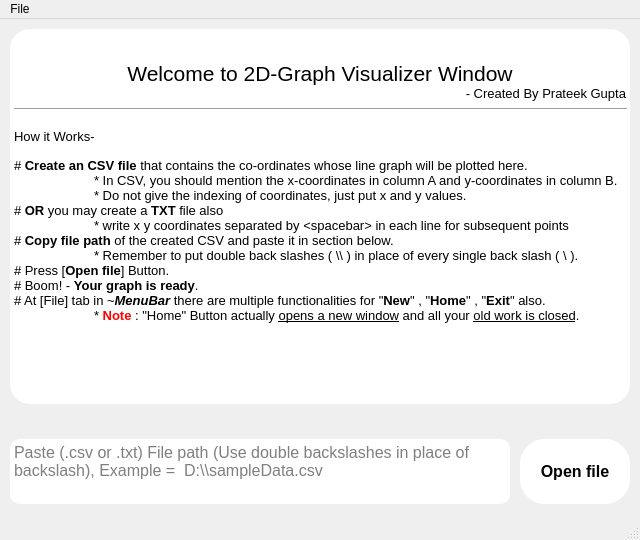
The window that mainwindow.ui (Prateekphi/2D_Graph_Visualizer) describes before a commit, drawn with Qt 5.
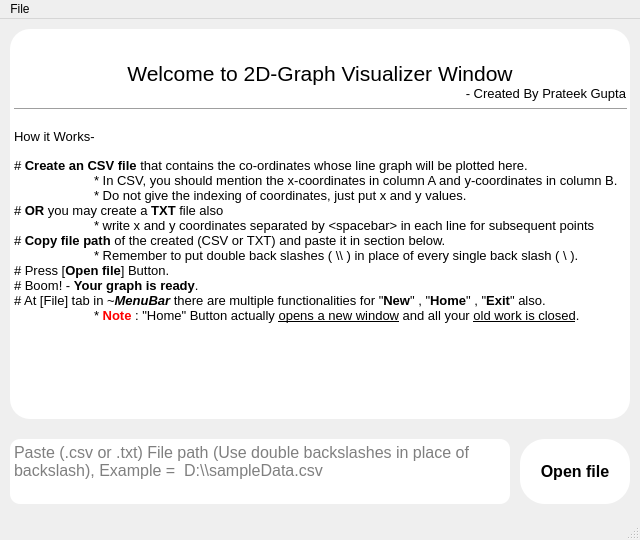
The same window after the commit.

Diff of the .ui file:
```diff
--- a/mainwindow.ui
+++ b/mainwindow.ui
@@ -149,7 +149,7 @@
       <x>10</x>
       <y>10</y>
       <width>620</width>
-      <height>375</height>
+      <height>390</height>
      </rect>
     </property>
     <property name="styleSheet">
@@ -173,8 +173,8 @@
 &lt;p style=&quot; margin-top:0px; margin-bottom:0px; margin-left:0px; margin-right:0px; -qt-block-indent:0; text-indent:0px;&quot;&gt;&lt;span style=&quot; font-size:10pt;&quot;&gt;	* In CSV, you should mention the x-coordinates in column A and y-coordinates in column B.&lt;/span&gt;&lt;/p&gt;
 &lt;p style=&quot; margin-top:0px; margin-bottom:0px; margin-left:0px; margin-right:0px; -qt-block-indent:0; text-indent:0px;&quot;&gt;&lt;span style=&quot; font-size:10pt;&quot;&gt;	* Do not give the indexing of coordinates, just put x and y values.&lt;/span&gt;&lt;/p&gt;
 &lt;p style=&quot; margin-top:0px; margin-bottom:0px; margin-left:0px; margin-right:0px; -qt-block-indent:0; text-indent:0px;&quot;&gt;&lt;span style=&quot; font-size:10pt;&quot;&gt;# &lt;/span&gt;&lt;span style=&quot; font-size:10pt; font-weight:700;&quot;&gt;OR &lt;/span&gt;&lt;span style=&quot; font-size:10pt;&quot;&gt;you may create a &lt;/span&gt;&lt;span style=&quot; font-size:10pt; font-weight:700;&quot;&gt;TXT&lt;/span&gt;&lt;span style=&quot; font-size:10pt;&quot;&gt; file also&lt;/span&gt;&lt;/p&gt;
-&lt;p style=&quot; margin-top:0px; margin-bottom:0px; margin-left:0px; margin-right:0px; -qt-block-indent:0; text-indent:0px;&quot;&gt;&lt;span style=&quot; font-size:10pt;&quot;&gt;	* write x y coordinates separated by &amp;lt;spacebar&amp;gt; in each line for subsequent points&lt;/span&gt;&lt;/p&gt;
-&lt;p style=&quot; margin-top:0px; margin-bottom:0px; margin-left:0px; margin-right:0px; -qt-block-indent:0; text-indent:0px;&quot;&gt;&lt;span style=&quot; font-size:10pt;&quot;&gt;# &lt;/span&gt;&lt;span style=&quot; font-size:10pt; font-weight:700;&quot;&gt;Copy file path &lt;/span&gt;&lt;span style=&quot; font-size:10pt;&quot;&gt;of the created CSV and paste it in section below.&lt;/span&gt;&lt;/p&gt;
+&lt;p style=&quot; margin-top:0px; margin-bottom:0px; margin-left:0px; margin-right:0px; -qt-block-indent:0; text-indent:0px;&quot;&gt;&lt;span style=&quot; font-size:10pt;&quot;&gt;	* write x and y coordinates separated by &amp;lt;spacebar&amp;gt; in each line for subsequent points&lt;/span&gt;&lt;/p&gt;
+&lt;p style=&quot; margin-top:0px; margin-bottom:0px; margin-left:0px; margin-right:0px; -qt-block-indent:0; text-indent:0px;&quot;&gt;&lt;span style=&quot; font-size:10pt;&quot;&gt;# &lt;/span&gt;&lt;span style=&quot; font-size:10pt; font-weight:700;&quot;&gt;Copy file path &lt;/span&gt;&lt;span style=&quot; font-size:10pt;&quot;&gt;of the created (CSV or TXT) and paste it in section below.&lt;/span&gt;&lt;/p&gt;
 &lt;p style=&quot; margin-top:0px; margin-bottom:0px; margin-left:0px; margin-right:0px; -qt-block-indent:0; text-indent:0px;&quot;&gt;&lt;span style=&quot; font-size:10pt;&quot;&gt;	* Remember to put double back slashes ( \\ ) in place of every single back slash ( \ ).&lt;/span&gt;&lt;/p&gt;
 &lt;p style=&quot; margin-top:0px; margin-bottom:0px; margin-left:0px; margin-right:0px; -qt-block-indent:0; text-indent:0px;&quot;&gt;&lt;span style=&quot; font-size:10pt;&quot;&gt;# Press [&lt;/span&gt;&lt;span style=&quot; font-size:10pt; font-weight:700;&quot;&gt;Open file&lt;/span&gt;&lt;span style=&quot; font-size:10pt;&quot;&gt;] Button.&lt;/span&gt;&lt;/p&gt;
 &lt;p style=&quot; margin-top:0px; margin-bottom:0px; margin-left:0px; margin-right:0px; -qt-block-indent:0; text-indent:0px;&quot;&gt;&lt;span style=&quot; font-size:10pt;&quot;&gt;# Boom! - &lt;/span&gt;&lt;span style=&quot; font-size:10pt; font-weight:700;&quot;&gt;Your graph is ready&lt;/span&gt;&lt;span style=&quot; font-size:10pt;&quot;&gt;.&lt;/span&gt;&lt;/p&gt;
```
